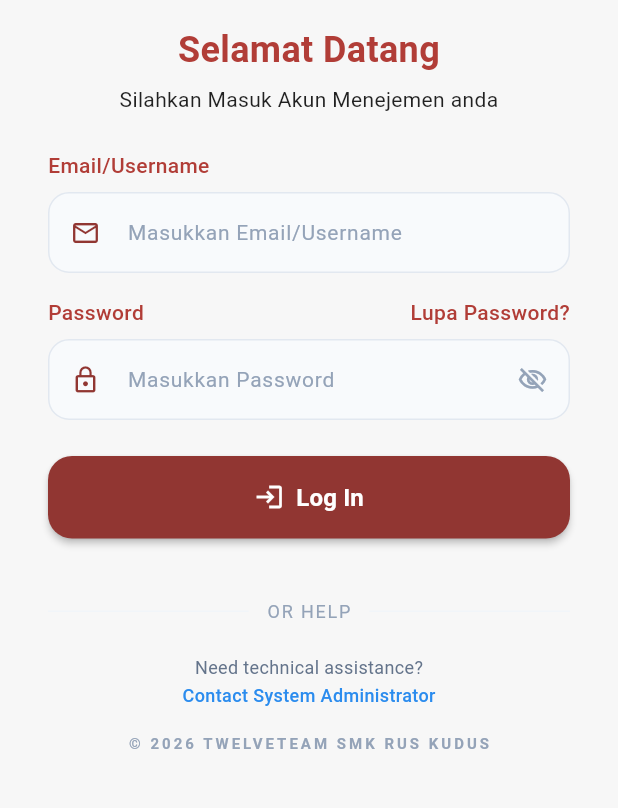
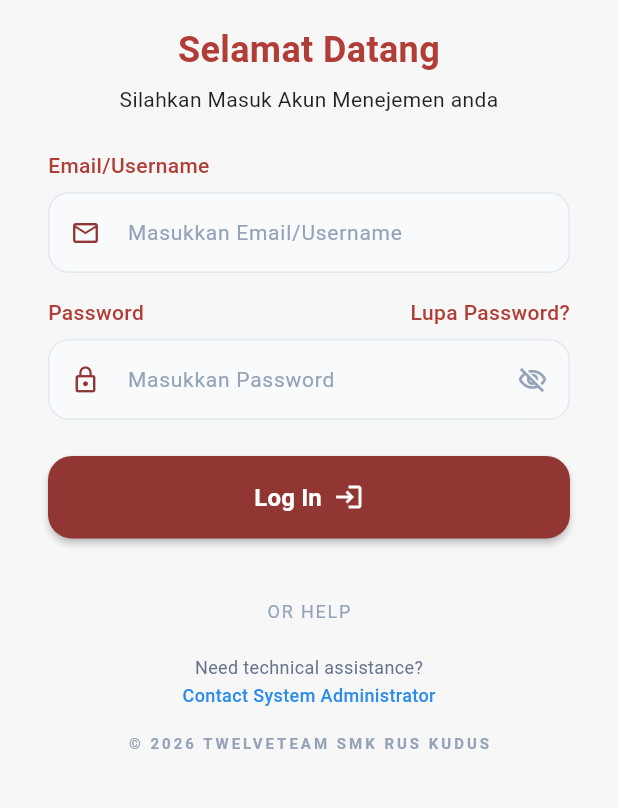
Before and after one commit to Faey-byte/Notaris_App, a Flutter app: the screen it shows after launch, on a phone screen of 412 x 824 dp, the part 255-1063 px from its top. Run offline on Flutter 3.47's test engine with Material 3 defaults, Android fonts, the phone set to English and light mode, and no system bars; our stand-ins replace get, shared_preferences.

Commit message:
[FE][AGG] FIX BUG & Fitur

```diff
--- a/lib/Pages/Calculator_Page.dart
+++ b/lib/Pages/Calculator_Page.dart
@@ -40,7 +40,7 @@ class CalculatorPage extends StatelessWidget {
                 color: AppColors.primarySoft,
                 borderRadius: BorderRadius.circular(16),
               ),
-              child: const Row(
+              child: Row(
                 children: [
                   Icon(Icons.info, color: AppColors.primary),
                   SizedBox(width: 10),
--- a/lib/Pages/Notaris_Page.dart
+++ b/lib/Pages/Notaris_Page.dart
@@ -1,6 +1,6 @@
 import 'package:flutter/material.dart';
 import 'package:get/get.dart';
-import 'package:notaris_app/Controller/Notaris_controller.dart';
+import 'package:notaris_app/Controller/Notaris_Controller.dart';
 import 'package:notaris_app/Pages/Calculator_Page.dart';
 import 'package:notaris_app/Pages/Home_Page.dart';
 import 'package:notaris_app/Pages/ppat_page.dart';
--- a/lib/Pages/detail_berkas_notaris.dart
+++ b/lib/Pages/detail_berkas_notaris.dart
@@ -1,5 +1,6 @@
 import 'package:flutter/material.dart';
 import 'package:get/get.dart';
+import 'package:notaris_app/Controller/Notaris_Controller.dart';
 import 'package:notaris_app/Controller/detail_berkas_controller.dart';
 import 'package:notaris_app/Widget/Detail_Berkas/doc_item.dart';
 import 'package:notaris_app/Widget/Detail_Berkas/info_box.dart';
--- a/lib/Pages/login_page.dart
+++ b/lib/Pages/login_page.dart
@@ -1,5 +1,4 @@
 import 'package:flutter/material.dart';
-import 'package:flutter/widgets.dart';
 import 'package:get/get.dart';
 import 'package:notaris_app/Routes/routes.dart';
 import 'package:notaris_app/Widget/Login/Login_Teks_Field.dart';
@@ -85,9 +84,9 @@ class _LoginPageState extends State<LoginPage> {
           width: double.infinity,
           child: ElevatedButton.icon(
             onPressed: () => Get.offAllNamed(AppRoutes.homepage),
-            icon: const Icon(Icons.login, color: Colors.white, size: 20),
-            label: const Text('Log In',
+            icon: const Text('Log In',
                 style: TextStyle(color: Colors.white, fontSize: 16, fontWeight: FontWeight.w600)),
+            label: const Icon(Icons.login, color: Colors.white, size: 20),
             style: ElevatedButton.styleFrom(
               backgroundColor: const Color(0xFF913632),
               padding: const EdgeInsets.symmetric(vertical: 16),
--- a/lib/Widget/Notaris/Notaris_Card.dart
+++ b/lib/Widget/Notaris/Notaris_Card.dart
@@ -1,7 +1,7 @@
 import 'package:flutter/material.dart';
 import 'package:get/get.dart';
 
-import 'package:notaris_app/Controller/Notaris_controller.dart';
+import 'package:notaris_app/Controller/Notaris_Controller.dart';
 
 import 'package:notaris_app/Pages/Detail_Berkas_Notaris.dart'; // sesuaikan path-nya
 
```
Also changed, not shown: pubspec.lock.
